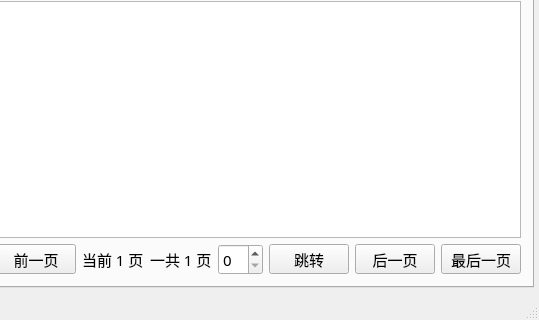
Before: the Qt Designer form hust-lib/hust-lib/mwin.ui in taseikyo/PyQt5-Apps, drawn with Qt 5; both pictures show x 181 to 720 and y 85 to 405 of the 720 by 405 pixel window.
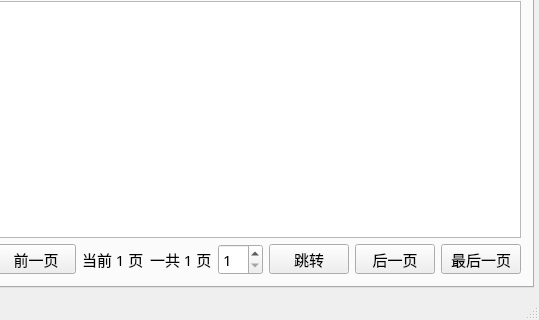
After: the same form once the commit is applied. Icons and pictures are not drawn.

Patch:
```diff
--- a/hust-lib/hust-lib/mwin.ui
+++ b/hust-lib/hust-lib/mwin.ui
@@ -157,7 +157,11 @@
            </widget>
           </item>
           <item>
-           <widget class="QSpinBox" name="jump_page"/>
+           <widget class="QSpinBox" name="jump_page">
+            <property name="minimum">
+             <number>1</number>
+            </property>
+           </widget>
           </item>
           <item>
            <widget class="QToolButton" name="jump_page_btn">
```
Left out of the diff: 14 changed lines with no effect on the pictures.
